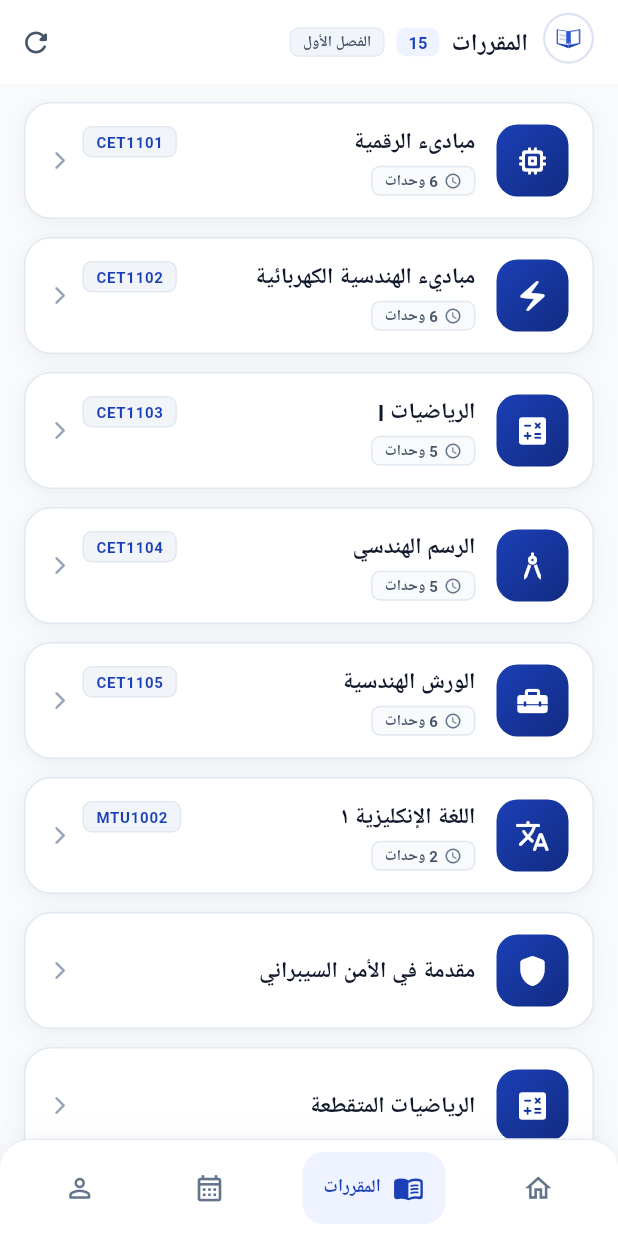
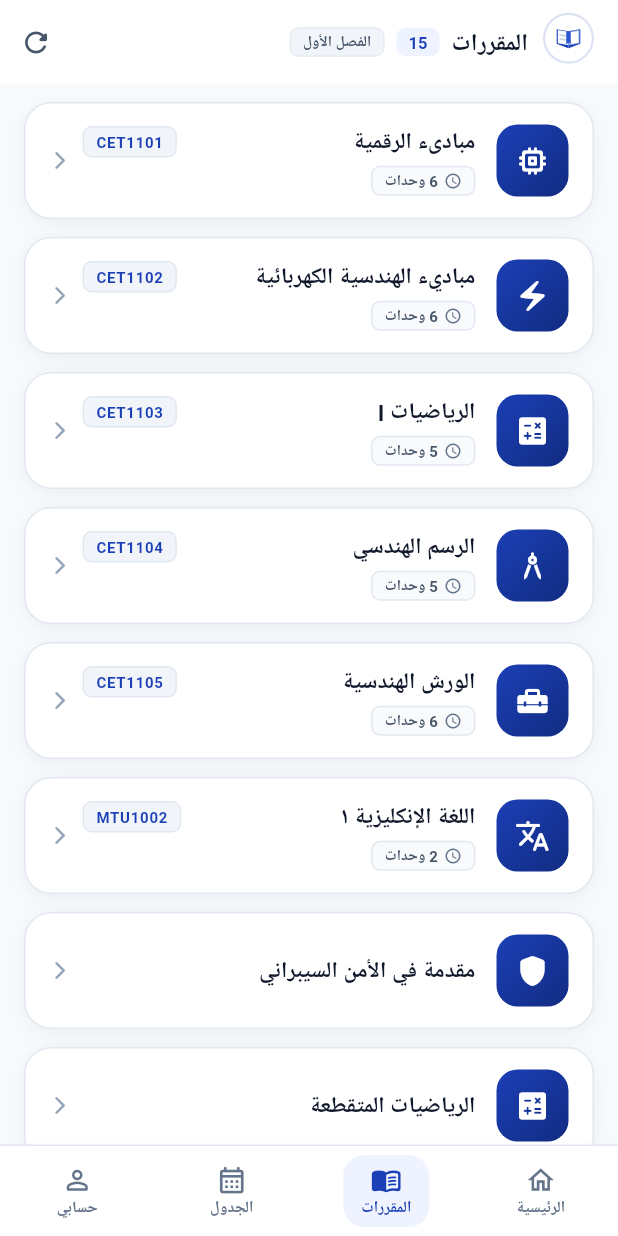
Before and after one commit to mgtba2003mgtba-boop/mohadarati-app, a Flutter app: the HomeScreen screen opened directly, item 2 of the bottom bar chosen, after a tap on "محاضراتي", after a tap on "المقررات", on a phone screen of 412 x 824 dp. Run offline on Flutter 3.47's test engine with Material 3 defaults, Android fonts, the phone set to English and light mode, and no system bars; our stand-ins replace file_picker, google_fonts, shared_preferences, supabase_flutter; missing offline and left inert: dart:html, dart:js, dart:js_util, dart:ui_web; accounts and stored records are empty; Roboto replaces fonts that are missing (Cairo).

Commit message:
feat(ui): elevate academic design system across home, bottom nav, and subject details

```diff
--- a/lib/screens/home_screen.dart
+++ b/lib/screens/home_screen.dart
@@ -217,21 +217,19 @@ class _HomeScreenState extends State<HomeScreen> {
     return Container(
       decoration: BoxDecoration(
         color: Colors.white,
-        borderRadius: const BorderRadius.vertical(top: Radius.circular(20)),
         border: Border(
           top: BorderSide(
-            color: AppTheme.lightBorder.withValues(alpha: 0.9),
+            color: AppTheme.lightBorder,
             width: 1.0,
           ),
         ),
-        boxShadow: AppShadows.elevated,
+        boxShadow: AppShadows.subtle,
       ),
       child: SafeArea(
         top: false,
-        child: Padding(
-          padding: const EdgeInsets.symmetric(horizontal: 10, vertical: 8),
+        child: SizedBox(
+          height: 60,
           child: Row(
-            mainAxisAlignment: MainAxisAlignment.spaceAround,
             children: [
               _buildNavItem(0, Icons.home_rounded, Icons.home_outlined, 'الرئيسية'),
               _buildNavItem(1, Icons.menu_book_rounded, Icons.menu_book_outlined, 'المقررات'),
@@ -246,23 +244,25 @@ class _HomeScreenState extends State<HomeScreen> {
 
   Widget _buildNavItem(int index, IconData activeIcon, IconData inactiveIcon, String label) {
     final isSelected = _currentIndex == index;
-    return AppTactileBounce(
-      lowerBound: 0.92,
+    return Expanded(
+      child: AppTactileBounce(
+        lowerBound: 0.94,
         onTap: () {
           if (_currentIndex != index) {
             HapticFeedback.selectionClick();
             setState(() => _currentIndex = index);
           }
         },
+        child: Center(
           child: AnimatedContainer(
-        duration: const Duration(milliseconds: 220),
+            duration: const Duration(milliseconds: 200),
             curve: Curves.easeOutCubic,
-        padding: const EdgeInsets.symmetric(horizontal: 14, vertical: 8),
+            padding: const EdgeInsets.symmetric(horizontal: 12, vertical: 6),
             decoration: BoxDecoration(
               color: isSelected ? AppTheme.primarySubtle : Colors.transparent,
-          borderRadius: BorderRadius.circular(14),
+              borderRadius: BorderRadius.circular(AppRadius.md),
             ),
-        child: Row(
+            child: Column(
               mainAxisSize: MainAxisSize.min,
               children: [
                 Icon(
@@ -270,19 +270,20 @@ class _HomeScreenState extends State<HomeScreen> {
                   color: isSelected ? AppTheme.primary : const Color(0xFF64748B),
                   size: 21,
                 ),
-            if (isSelected) ...[
-              const SizedBox(width: 8),
+                const SizedBox(height: 2),
                 Text(
                   label,
+                  maxLines: 1,
                   style: GoogleFonts.cairo(
-                  fontSize: 12,
-                  fontWeight: FontWeight.bold,
-                  color: AppTheme.primary,
-                  height: 1.3,
+                    fontSize: 10.5,
+                    fontWeight: isSelected ? FontWeight.bold : FontWeight.w600,
+                    color: isSelected ? AppTheme.primary : const Color(0xFF64748B),
+                    height: 1.2,
                   ),
                 ),
               ],
-          ],
+            ),
+          ),
         ),
       ),
     );
@@ -324,12 +325,20 @@ class _HomeScreenState extends State<HomeScreen> {
     );
   }
 
-  /// شعار التطبيق الأنيق أعلى اليمين وبجواره اسم التطبيق بتنسيق راقٍ واستجابة لمسية
+  /// ترويسة الهوية الأكاديمية: شعار المنصة يميناً، وبطاقة التخصص والمرحلة يساراً
   Widget _buildBrandHeader() {
-    return Align(
-      alignment: Alignment.centerRight,
-      child: AppTactileBounce(
-        lowerBound: 0.92,
+    final previewActive = AdminPreviewService().isCustomActive;
+    final stageText = _effectiveStage.replaceAll('المرحلة ', '').replaceAll('السنة ', '');
+    final sectionText = _effectiveSection != null && _effectiveSection!.isNotEmpty
+        ? 'شعبة ${_effectiveSection!}'
+        : 'عام';
+
+    return Row(
+      mainAxisAlignment: MainAxisAlignment.spaceBetween,
+      crossAxisAlignment: CrossAxisAlignment.center,
+      children: [
+        AppTactileBounce(
+          lowerBound: 0.94,
           onTap: () {
             HapticFeedback.lightImpact();
             if (_homeScrollController.hasClients) {
@@ -342,36 +351,29 @@ class _HomeScreenState extends State<HomeScreen> {
           },
           child: Row(
             mainAxisSize: MainAxisSize.min,
-          crossAxisAlignment: CrossAxisAlignment.center,
             children: [
               Container(
-              width: 42,
-              height: 42,
-              padding: const EdgeInsets.all(5),
+                width: 38,
+                height: 38,
+                padding: const EdgeInsets.all(4),
                 decoration: BoxDecoration(
                   color: Colors.white,
-                borderRadius: BorderRadius.circular(13),
+                  borderRadius: BorderRadius.circular(11),
                   border: Border.all(
-                  color: AppTheme.lightBorder.withValues(alpha: 0.8),
+                    color: AppTheme.lightBorder,
                     width: 1,
                   ),
-                boxShadow: [
-                  BoxShadow(
-                    color: Colors.black.withValues(alpha: 0.04),
-                    blurRadius: 8,
-                    offset: const Offset(0, 2),
-                  ),
-                ],
+                  boxShadow: AppShadows.subtle,
                 ),
                 child: ClipRRect(
-                borderRadius: BorderRadius.circular(9),
+                  borderRadius: BorderRadius.circular(7),
                   child: Image.asset(
                     'assets/images/app_logo.png',
                     fit: BoxFit.contain,
                     errorBuilder: (_, __, ___) => const Icon(
                       Icons.school_rounded,
                       color: AppTheme.primary,
-                    size: 24,
+                      size: 22,
                     ),
                   ),
                 ),
@@ -389,6 +391,40 @@ class _HomeScreenState extends State<HomeScreen> {
             ],
           ),
         ),
+
+        // شارة المرحلة والشعبة المعتمدة (Context Badge)
+        Container(
+          padding: const EdgeInsets.symmetric(horizontal: 10, vertical: 4.5),
+          decoration: BoxDecoration(
+            color: previewActive ? const Color(0xFFFEF3C7) : AppTheme.primarySubtle,
+            borderRadius: BorderRadius.circular(AppRadius.pill),
+            border: Border.all(
+              color: previewActive ? const Color(0xFFFCD34D) : const Color(0xFFDCE7FE),
+              width: 1,
+            ),
+          ),
+          child: Row(
+            mainAxisSize: MainAxisSize.min,
+            children: [
+              Icon(
+                previewActive ? Icons.visibility_rounded : Icons.school_rounded,
+                size: 13,
+                color: previewActive ? const Color(0xFFB45309) : AppTheme.primary,
+              ),
+              const SizedBox(width: 5),
+              Text(
+                '$stageText • $sectionText',
+                style: GoogleFonts.cairo(
+                  fontSize: 11,
+                  fontWeight: FontWeight.bold,
+                  color: previewActive ? const Color(0xFF92400E) : AppTheme.primary,
+                  height: 1.3,
+                ),
+              ),
+            ],
+          ),
+        ),
+      ],
     );
   }
 
@@ -552,34 +588,34 @@ class _HomeScreenState extends State<HomeScreen> {
   /// بطاقة الهوية الجامعية الرسمية الافتراضية الأنيقة (بدون أي صور عشوائية)
   Widget _buildDefaultUniversityBanner() {
     return Container(
-      margin: const EdgeInsets.symmetric(horizontal: 4),
-      padding: const EdgeInsets.all(18),
+      margin: const EdgeInsets.symmetric(horizontal: 2),
+      padding: const EdgeInsets.symmetric(horizontal: 18, vertical: 16),
       decoration: BoxDecoration(
-        gradient: LinearGradient(
+        gradient: const LinearGradient(
           colors: [
-            const Color(0xFF0F172A),
-            AppTheme.primary.withValues(alpha: 0.85),
-            const Color(0xFF0F172A),
+            Color(0xFF0F172A),
+            Color(0xFF1E3A8A),
+            Color(0xFF1E40AF),
           ],
           begin: Alignment.topRight,
           end: Alignment.bottomLeft,
         ),
         borderRadius: BorderRadius.circular(16),
-        boxShadow: AppTheme.cardShadow,
-        border: Border.all(color: AppTheme.accent.withValues(alpha: 0.3)),
+        boxShadow: AppShadows.card,
+        border: Border.all(color: const Color(0xFF3B82F6).withValues(alpha: 0.25), width: 1.0),
       ),
       child: Row(
         children: [
           Container(
-            width: 48,
-            height: 48,
+            width: 44,
+            height: 44,
             decoration: BoxDecoration(
-              color: AppTheme.accent.withValues(alpha: 0.15),
+              color: Colors.white.withValues(alpha: 0.12),
               shape: BoxShape.circle,
-              border: Border.all(color: AppTheme.accent.withValues(alpha: 0.4)),
+              border: Border.all(color: Colors.white.withValues(alpha: 0.2)),
             ),
             child: const Center(
-              child: Icon(Icons.school_rounded, color: AppTheme.accent, size: 26),
+              child: Icon(Icons.school_rounded, color: Colors.white, size: 24),
             ),
           ),
           const SizedBox(width: 14),
@@ -591,20 +627,38 @@ class _HomeScreenState extends State<HomeScreen> {
                 Text(
                   'الكلية التقنية الهندسية',
                   style: GoogleFonts.cairo(
-                    fontSize: 14,
+                    fontSize: 14.5,
                     fontWeight: FontWeight.bold,
                     color: Colors.white,
+                    height: 1.3,
                   ),
                 ),
                 Text(
                   'الجامعة الوطنية للعلوم والتكنولوجيا (NUST)',
                   style: GoogleFonts.cairo(
                     fontSize: 11,
-                    color: AppTheme.accent,
+                    color: const Color(0xFF93C5FD),
                     fontWeight: FontWeight.w600,
+                    height: 1.3,
                   ),
                 ),
               ],
+            ),
+          ),
+          Container(
+            padding: const EdgeInsets.symmetric(horizontal: 9, vertical: 3),
+            decoration: BoxDecoration(
+              color: Colors.white.withValues(alpha: 0.12),
+              borderRadius: BorderRadius.circular(AppRadius.pill),
+              border: Border.all(color: Colors.white.withValues(alpha: 0.18)),
+            ),
+            child: Text(
+              _user?.semester == 2 ? 'فصل 2' : 'فصل 1',
+              style: GoogleFonts.cairo(
+                fontSize: 10,
+                fontWeight: FontWeight.bold,
+                color: Colors.white,
+              ),
             ),
           ),
         ],
@@ -634,23 +688,19 @@ class _HomeScreenState extends State<HomeScreen> {
     );
   }
 
-  /// بطاقات الوصول السريع للمقررات والجدول
+  /// بطاقات الوصول السريع للمقررات والجدول بتصميم نخبوي
   Widget _buildQuickActionCards() {
     return Row(
       children: [
         Expanded(
           child: AppTactileBounce(
             onTap: () => setState(() => _currentIndex = 1),
-            borderRadius: BorderRadius.circular(AppRadius.lg),
+            borderRadius: BorderRadius.circular(16),
             child: Container(
-              padding: const EdgeInsets.symmetric(horizontal: 14, vertical: 14),
+              padding: const EdgeInsets.all(14),
               decoration: BoxDecoration(
-                gradient: const LinearGradient(
-                  colors: [Colors.white, Color(0xFFFBFDFF)],
-                  begin: Alignment.topRight,
-                  end: Alignment.bottomLeft,
-                ),
-                borderRadius: BorderRadius.circular(AppRadius.lg),
+                color: Colors.white,
+                borderRadius: BorderRadius.circular(16),
                 border: Border.all(color: AppTheme.lightBorder),
                 boxShadow: AppShadows.card,
               ),
@@ -670,14 +720,20 @@ class _HomeScreenState extends State<HomeScreen> {
                           'المقررات',
                           style: AppTypography.h3(color: AppTheme.textPrimary),
                         ),
+                        const SizedBox(height: 1),
                         Text(
-                          '${_subjectNames.length} مادة',
+                          '${_subjectNames.length} مادة معتمدة',
                           style: AppTypography.caption(color: AppTheme.textSecondary),
                           maxLines: 1,
                           overflow: TextOverflow.ellipsis,
                         ),
                       ],
                     ),
+                  ),
+                  const Icon(
+                    Icons.arrow_forward_ios_rounded,
+                    size: 12,
+                    color: Color(0xFF94A3B8),
                   ),
                 ],
               ),
@@ -688,16 +744,12 @@ class _HomeScreenState extends State<HomeScreen> {
         Expanded(
           child: AppTactileBounce(
             onTap: () => setState(() => _currentIndex = 2),
-            borderRadius: BorderRadius.circular(AppRadius.lg),
+            borderRadius: BorderRadius.circular(16),
             child: Container(
-              padding: const EdgeInsets.symmetric(horizontal: 14, vertical: 14),
+              padding: const EdgeInsets.all(14),
               decoration: BoxDecoration(
-                gradient: const LinearGradient(
-                  colors: [Colors.white, Color(0xFFFFFDFB)],
-                  begin: Alignment.topRight,
-                  end: Alignment.bottomLeft,
-                ),
-                borderRadius: BorderRadius.circular(AppRadius.lg),
+                color: Colors.white,
+                borderRadius: BorderRadius.circular(16),
                 border: Border.all(color: AppTheme.lightBorder),
                 boxShadow: AppShadows.card,
               ),
@@ -717,14 +769,20 @@ class _HomeScreenState extends State<HomeScreen> {
                           'الجدول',
                           style: AppTypography.h3(color: AppTheme.textPrimary),
                         ),
+                        const SizedBox(height: 1),
                         Text(
-                          'المواعيد',
+                          'المواعيد الأسبوعية',
                           style: AppTypography.caption(color: AppTheme.textSecondary),
                           maxLines: 1,
                           overflow: TextOverflow.ellipsis,
                         ),
                       ],
                     ),
+                  ),
+                  const Icon(
+                    Icons.arrow_forward_ios_rounded,
+                    size: 12,
+                    color: Color(0xFF94A3B8),
                   ),
                 ],
               ),
@@ -829,27 +887,30 @@ class _HomeScreenState extends State<HomeScreen> {
                     ),
                   ).then((_) => _loadData());
                 },
-                borderRadius: BorderRadius.circular(AppRadius.md),
+                borderRadius: BorderRadius.circular(14),
                 child: Container(
-                  padding: const EdgeInsets.all(12),
+                  padding: const EdgeInsets.symmetric(horizontal: 14, vertical: 12),
                   decoration: BoxDecoration(
                     color: Colors.white,
-                    borderRadius: BorderRadius.circular(AppRadius.md),
+                    borderRadius: BorderRadius.circular(14),
                     border: Border.all(color: AppTheme.lightBorder),
                     boxShadow: AppShadows.subtle,
                   ),
                   child: Row(
                     children: [
                       Container(
-                        padding: const EdgeInsets.all(10),
+                        width: 38,
+                        height: 38,
                         decoration: BoxDecoration(
-                          color: AppTheme.primarySubtle,
-                          borderRadius: BorderRadius.circular(AppRadius.sm),
+                          color: lec.isPractical ? const Color(0xFFECFDF5) : AppTheme.primarySubtle,
+                          borderRadius: BorderRadius.circular(10),
                         ),
-                        child: const Icon(
-                          Icons.description_outlined,
-                          color: AppTheme.primary,
+                        child: Center(
+                          child: Icon(
+                            lec.isPractical ? Icons.science_outlined : Icons.description_outlined,
+                            color: lec.isPractical ? const Color(0xFF059669) : AppTheme.primary,
                             size: 20,
+                          ),
                         ),
                       ),
                       const SizedBox(width: 12),
@@ -863,10 +924,32 @@ class _HomeScreenState extends State<HomeScreen> {
                               overflow: TextOverflow.ellipsis,
                               style: AppTypography.bodyStrong(color: AppTheme.textPrimary),
                             ),
-                            const SizedBox(height: 2),
+                            const SizedBox(height: 3),
+                            Row(
+                              children: [
                                 Text(
-                              '${lec.subjectName} • ${lec.typeLabel}',
+                                  lec.subjectName,
                                   style: AppTypography.caption(color: AppTheme.textSecondary),
+                                  maxLines: 1,
+                                  overflow: TextOverflow.ellipsis,
+                                ),
+                                const SizedBox(width: 6),
+                                Container(
+                                  padding: const EdgeInsets.symmetric(horizontal: 5, vertical: 1),
+                                  decoration: BoxDecoration(
+                                    color: lec.isPractical ? const Color(0xFFECFDF5) : AppTheme.primarySubtle,
+                                    borderRadius: BorderRadius.circular(4),
+                                  ),
+                                  child: Text(
+                                    lec.typeLabel,
+                                    style: GoogleFonts.cairo(
+                                      fontSize: 9.5,
+                                      fontWeight: FontWeight.bold,
+                                      color: lec.isPractical ? const Color(0xFF059669) : AppTheme.primary,
+                                    ),
+                                  ),
+                                ),
+                              ],
                             ),
                           ],
                         ),
@@ -874,7 +957,7 @@ class _HomeScreenState extends State<HomeScreen> {
                       const SizedBox(width: 8),
                       const Icon(
                         Icons.arrow_forward_ios_rounded,
-                        size: 14,
+                        size: 13,
                         color: Color(0xFF94A3B8),
                       ),
                     ],
```
Also changed, not shown: lib/screens/subject_detail_screen.dart (+29 -7 lines), 1 other file. Lines whose indentation alone changed are shown as unchanged.
